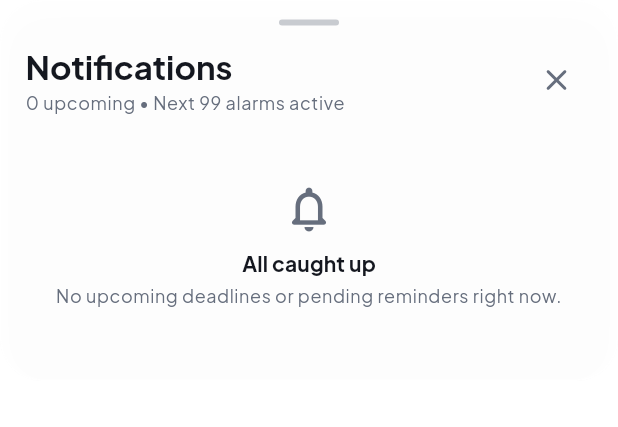
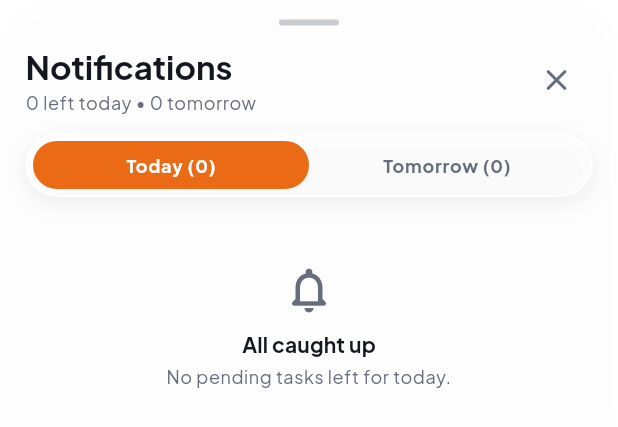
Before and after one commit to naimurhamim/h-todo-ai, a Flutter app: the NotificationsSheet widget shown alone on an empty page, opened directly, on a phone screen of 412 x 824 dp. Shown: the top 427 px of the screen. Run offline on Flutter 3.47's test engine with Material 3 defaults, Android fonts, the phone set to English and light mode, and no system bars; our stand-ins replace cloud_firestore, file_picker, firebase_auth, firebase_core, flutter_local_notifications, google_fonts and 6 more; accounts and stored records are empty.

Commit message:
Show only today pending count on bell, add Today/Tomorrow panels, remove version badges from website

```diff
--- a/lib/screens/overview_screen.dart
+++ b/lib/screens/overview_screen.dart
@@ -154,7 +154,7 @@ class _OverviewScreenState extends State<OverviewScreen> {
                   GlassCircleButton(
                     icon: Icons.notifications_none_rounded,
                     tooltip: 'Notifications',
-                    badgeCount: taskProvider.pendingCount,
+                    badgeCount: taskProvider.dueTodayCount,
                     size: 42,
                     onTap: () => NotificationsSheet.show(context),
                   ),
--- a/lib/widgets/notifications_sheet.dart
+++ b/lib/widgets/notifications_sheet.dart
@@ -10,8 +10,8 @@ import '../theme/app_tokens.dart';
 import 'glass_surface.dart';
 import 'task_card.dart';
 
-/// Frosted read-only notifications modal showing upcoming deadlines, remaining days, and alert times.
-class NotificationsSheet extends StatelessWidget {
+/// Frosted read-only notifications modal with separate Today and Tomorrow panels.
+class NotificationsSheet extends StatefulWidget {
   const NotificationsSheet({super.key});
 
   static Future<void> show(BuildContext context) {
@@ -22,6 +22,13 @@ class NotificationsSheet extends StatelessWidget {
       builder: (_) => const NotificationsSheet(),
     );
   }
+
+  @override
+  State<NotificationsSheet> createState() => _NotificationsSheetState();
+}
+
+class _NotificationsSheetState extends State<NotificationsSheet> {
+  int _selectedPanel = 0; // 0 = Today, 1 = Tomorrow
 
   DateTime _effectiveDue(TaskItem task) {
     return DateTime(
@@ -42,12 +49,6 @@ class NotificationsSheet extends StatelessWidget {
     );
     final dayDiff = dueDay.difference(today).inDays;
 
-    if (dayDiff < 0) {
-      final overdueDays = -dayDiff;
-      return overdueDays == 1
-          ? 'Overdue by 1 day'
-          : 'Overdue by $overdueDays days';
-    }
     if (dayDiff == 0) {
       final dueAt = _effectiveDue(task);
       final diff = dueAt.difference(now);
@@ -69,7 +70,7 @@ class NotificationsSheet extends StatelessWidget {
           ? 'Due tomorrow • ${task.formattedDueTime}'
           : 'Due tomorrow';
     }
-    return 'Due in $dayDiff days (${DateFormat('EEE, d MMM').format(task.dueDate)})';
+    return DateFormat('EEE, d MMM').format(task.dueDate);
   }
 
   @override
@@ -80,17 +81,33 @@ class NotificationsSheet extends StatelessWidget {
     final textTheme = Theme.of(context).textTheme;
     final now = DateTime.now();
 
-    final pending = taskProvider.tasks.where((t) => !t.isCompleted).toList()
-      ..sort((a, b) => _effectiveDue(a).compareTo(_effectiveDue(b)));
+    final todayOnly = DateTime(now.year, now.month, now.day);
+    final tomorrowOnly = todayOnly.add(const Duration(days: 1));
 
-    final todayOnly = DateTime(now.year, now.month, now.day);
-    final cutoffDay = todayOnly.add(const Duration(days: 30));
-    final nearTerm = pending.where((t) {
-      final dueDay = DateTime(t.dueDate.year, t.dueDate.month, t.dueDate.day);
-      return !dueDay.isAfter(cutoffDay);
-    }).toList();
-    final visible = nearTerm.take(50).toList();
-    final hiddenCount = pending.length - visible.length;
+    final todayTasks = <TaskItem>[];
+    final tomorrowTasks = <TaskItem>[];
+
+    for (final task in taskProvider.tasks) {
+      if (task.isCompleted) continue;
+      final dueDay = DateTime(
+        task.dueDate.year,
+        task.dueDate.month,
+        task.dueDate.day,
+      );
+      if (dueDay == todayOnly) {
+        todayTasks.add(task);
+      } else if (dueDay == tomorrowOnly) {
+        tomorrowTasks.add(task);
+      }
+    }
+
+    todayTasks.sort((a, b) => _effectiveDue(a).compareTo(_effectiveDue(b)));
+    tomorrowTasks.sort((a, b) => _effectiveDue(a).compareTo(_effectiveDue(b)));
+
+    final visibleTasks = _selectedPanel == 0 ? todayTasks : tomorrowTasks;
+    final subtitleText = reminder.enabled
+        ? '${todayTasks.length} left today • ${tomorrowTasks.length} tomorrow'
+        : 'Reminders paused • ${todayTasks.length} left today';
 
     return ConstrainedBox(
       constraints: BoxConstraints(
@@ -135,9 +152,7 @@ class NotificationsSheet extends StatelessWidget {
                       ),
                       const SizedBox(height: 2),
                       Text(
-                        reminder.enabled
-                            ? '${pending.length} upcoming • Next 99 alarms active'
-                            : '${pending.length} upcoming • Reminders paused',
+                        subtitleText,
                         style: textTheme.bodySmall?.copyWith(
                           color: colors.textSecondary,
                         ),
@@ -156,7 +171,31 @@ class NotificationsSheet extends StatelessWidget {
               ],
             ),
             const SizedBox(height: AppSpacing.md),
-            if (pending.isEmpty)
+            GlassContainer(
+              borderRadius: AppRadius.pill,
+              blur: 0,
+              padding: const EdgeInsets.all(4),
+              child: Row(
+                children: [
+                  Expanded(
+                    child: _NotifPanelTab(
+                      label: 'Today (${todayTasks.length})',
+                      selected: _selectedPanel == 0,
+                      onTap: () => setState(() => _selectedPanel = 0),
+                    ),
+                  ),
+                  Expanded(
+                    child: _NotifPanelTab(
+                      label: 'Tomorrow (${tomorrowTasks.length})',
+                      selected: _selectedPanel == 1,
+                      onTap: () => setState(() => _selectedPanel = 1),
+                    ),
+                  ),
+                ],
+              ),
+            ),
+            const SizedBox(height: AppSpacing.md),
+            if (visibleTasks.isEmpty)
               Padding(
                 padding: const EdgeInsets.symmetric(vertical: AppSpacing.xxl),
                 child: Column(
@@ -168,14 +207,18 @@ class NotificationsSheet extends StatelessWidget {
                     ),
                     const SizedBox(height: AppSpacing.sm),
                     Text(
-                      'All caught up',
+                      _selectedPanel == 0
+                          ? 'All caught up'
+                          : 'Nothing for tomorrow',
                       style: textTheme.titleSmall?.copyWith(
                         fontWeight: FontWeight.w700,
                       ),
                     ),
                     const SizedBox(height: 4),
                     Text(
-                      'No upcoming deadlines or pending reminders right now.',
+                      _selectedPanel == 0
+                          ? 'No pending tasks left for today.'
+                          : 'No pending tasks scheduled for tomorrow.',
                       textAlign: TextAlign.center,
                       style: textTheme.bodySmall?.copyWith(
                         color: colors.textSecondary,
@@ -188,44 +231,21 @@ class NotificationsSheet extends StatelessWidget {
               Flexible(
                 child: ListView.separated(
                   shrinkWrap: true,
-                  itemCount: visible.length + (hiddenCount > 0 ? 1 : 0),
+                  itemCount: visibleTasks.length,
                   separatorBuilder: (_, _) =>
                       const SizedBox(height: AppSpacing.sm),
                   itemBuilder: (context, index) {
-                    if (index >= visible.length) {
-                      return Padding(
-                        padding: const EdgeInsets.symmetric(
-                          vertical: AppSpacing.sm,
-                        ),
-                        child: Text(
-                          '+ $hiddenCount more tasks scheduled for later dates',
-                          textAlign: TextAlign.center,
-                          style: textTheme.bodySmall?.copyWith(
-                            color: colors.textSecondary,
-                            fontWeight: FontWeight.w600,
-                          ),
-                        ),
-                      );
-                    }
-
-                    final task = visible[index];
+                    final task = visibleTasks[index];
                     final alerts = NotificationScheduleCalculator.compute(
                       task,
                       reminder,
                       now: now,
                     );
-                    final dueDayOnly = DateTime(
-                      task.dueDate.year,
-                      task.dueDate.month,
-                      task.dueDate.day,
-                    );
-                    final isOverdue = dueDayOnly.isBefore(todayOnly);
 
                     return GlassContainer(
                       borderRadius: AppRadius.lg,
                       blur: 0,
-                      borderColor:
-                          isOverdue ? colors.danger : colors.glassBorder,
+                      borderColor: colors.glassBorder,
                       padding: const EdgeInsets.all(AppSpacing.md),
                       child: Row(
                         crossAxisAlignment: CrossAxisAlignment.start,
@@ -270,9 +290,7 @@ class NotificationsSheet extends StatelessWidget {
                                 Text(
                                   _countdownText(task, now),
                                   style: textTheme.labelMedium?.copyWith(
-                                    color: isOverdue
-                                        ? colors.danger
-                                        : colors.primary,
+                                    color: colors.primary,
                                     fontWeight: FontWeight.w700,
                                   ),
                                 ),
@@ -318,3 +336,45 @@ class NotificationsSheet extends StatelessWidget {
     );
   }
 }
+
+class _NotifPanelTab extends StatelessWidget {
+  const _NotifPanelTab({
+    required this.label,
+    required this.selected,
+    required this.onTap,
+  });
+
+  final String label;
+  final bool selected;
+  final VoidCallback onTap;
+
+  @override
+  Widget build(BuildContext context) {
+    final colors = context.appColors;
+    return Material(
+      type: MaterialType.transparency,
+      child: InkWell(
+        onTap: onTap,
+        borderRadius: BorderRadius.circular(AppRadius.pill),
+        child: AnimatedContainer(
+          duration: const Duration(milliseconds: 180),
+          padding: const EdgeInsets.symmetric(vertical: 8, horizontal: 10),
+          decoration: BoxDecoration(
+            borderRadius: BorderRadius.circular(AppRadius.pill),
+            color: selected ? colors.primary : Colors.transparent,
+          ),
+          alignment: Alignment.center,
+          child: Text(
+            label,
+            maxLines: 1,
+            overflow: TextOverflow.ellipsis,
+            style: Theme.of(context).textTheme.labelMedium?.copyWith(
+              fontWeight: FontWeight.w700,
+              color: selected ? colors.onPrimary : colors.textSecondary,
+            ),
+          ),
+        ),
+      ),
+    );
+  }
+}
```
Also changed, not shown: 5 other files.
